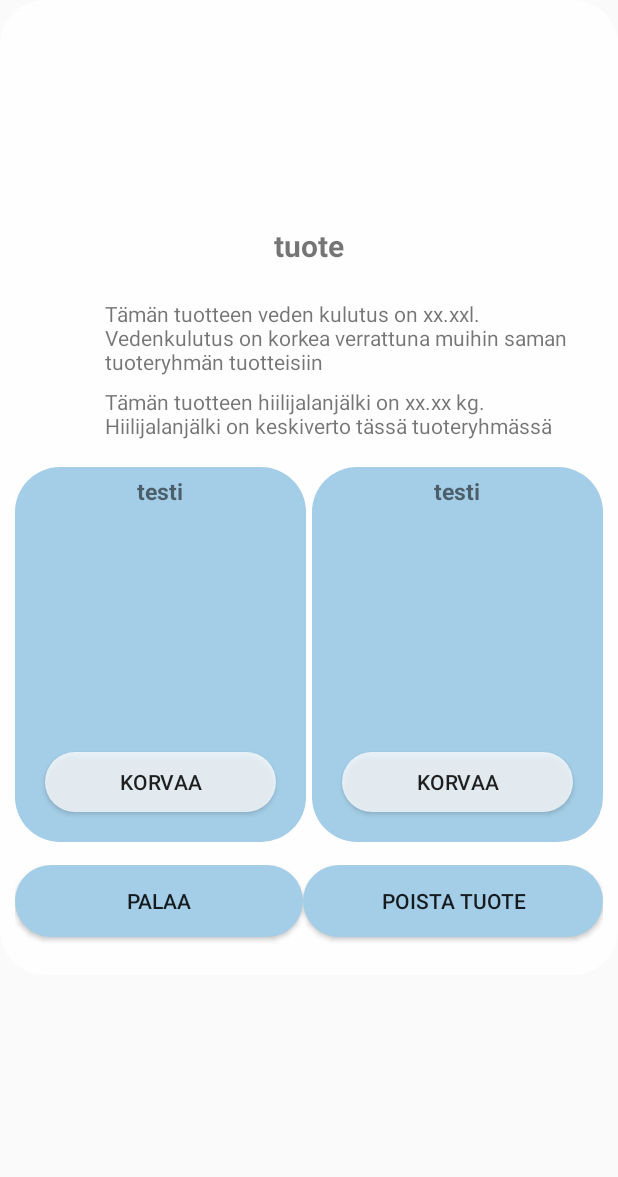
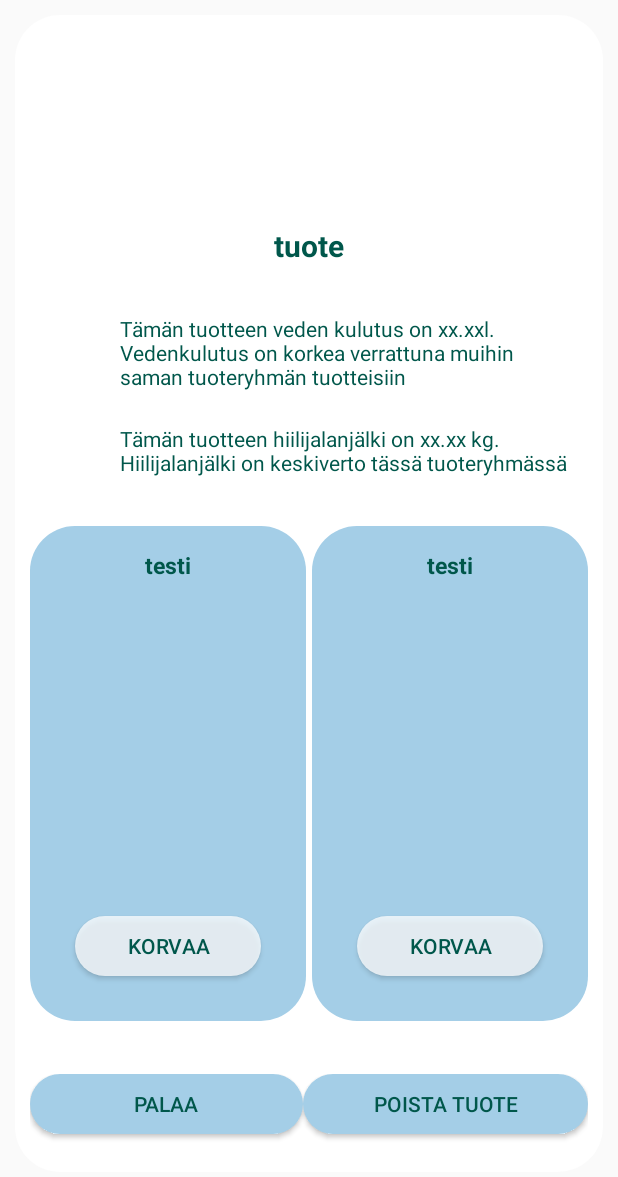
Before and after one commit to hemmlin/SCI_app, an Android app: the layout activity_modify_record.xml on its own in the app's theme, with its tools: preview values and no code run, on a phone screen of 412 x 824 dp. Shown: the top 1177 px of the screen. Run offline under Robolectric (Android 15) with nearby library versions, the phone set to English and light mode, and no system bars.

Commit message:
Layoutteja paranneltu

```diff
--- a/app/src/main/AndroidManifest.xml
+++ b/app/src/main/AndroidManifest.xml
@@ -43,7 +43,8 @@
 
         <activity
             android:name=".ModifyCountryActivity"
-            android:theme="@android:style/Theme.DeviceDefault.Light.Dialog" />
+            android:theme="@style/Theme.Transparent" />
+
         <activity
             android:name=".AddCountryActivity"
             android:theme="@android:style/Theme.DeviceDefault.Light.Dialog" />
--- a/app/src/main/java/com/example/sciprojekti/ModifyCountryActivity.java
+++ b/app/src/main/java/com/example/sciprojekti/ModifyCountryActivity.java
@@ -8,6 +8,7 @@ import android.os.Bundle;
 import android.util.Log;
 import android.view.View;
 import android.view.View.OnClickListener;
+import android.view.ViewGroup;
 import android.widget.Button;
 import android.widget.EditText;
 import android.widget.ImageView;
@@ -43,9 +44,9 @@ public class ModifyCountryActivity extends Activity implements OnClickListener {
     protected void onCreate(Bundle savedInstanceState) {
         super.onCreate(savedInstanceState);
 
-        setTitle("Tuotteen kuvaus");
 
         setContentView(R.layout.activity_modify_record);
+        getWindow().setLayout(ViewGroup.LayoutParams.MATCH_PARENT, ViewGroup.LayoutParams.MATCH_PARENT);
 
         dbManager = new DBManager(this);
         dbManager.open();
--- /dev/null
+++ b/app/src/main/res/drawable/roundedbuttondarker.xml
@@ -0,0 +1,9 @@
+<?xml version="1.0" encoding="utf-8"?>
+<shape xmlns:android="http://schemas.android.com/apk/res/android"
+    android:shape="rectangle">
+    <solid android:color="#F2FFFFFF" />
+    <corners android:bottomRightRadius="30dp"
+        android:bottomLeftRadius="30dp"
+        android:topRightRadius="30dp"
+        android:topLeftRadius="30dp"/>
+</shape>
--- a/app/src/main/res/layout/activity_modify_record.xml
+++ b/app/src/main/res/layout/activity_modify_record.xml
@@ -1,19 +1,30 @@
 <?xml version="1.0" encoding="utf-8"?>
-<LinearLayout xmlns:android="http://schemas.android.com/apk/res/android"
-    android:layout_width="match_parent"
-    android:layout_height="650dp"
+<FrameLayout xmlns:android="http://schemas.android.com/apk/res/android"
+    android:layout_width="fill_parent"
+    android:layout_height="wrap_content"
     android:orientation="vertical"
     android:weightSum="2"
-    android:background="@drawable/roundedbutton"
-    android:padding="10dp" >
+    android:padding="10dp"
+    >
+
+    <ScrollView
+        xmlns:android="http://schemas.android.com/apk/res/android"
+        android:layout_width="fill_parent"
+        android:layout_height="fill_parent"
+        >
+        <LinearLayout
+            android:layout_width="fill_parent"
+            android:layout_height="fill_parent"
+            android:orientation="vertical"
+            android:weightSum="2"
+            android:background="@drawable/roundedbuttondarker"
+            >
 
     <ImageView
         android:id="@+id/tuotte_kuva"
         android:layout_width="140dp"
         android:layout_height="140dp"
         android:layout_gravity="center"
-
-
         />
     <TextView
         android:id="@+id/tuote_otsikko"
@@ -22,6 +33,7 @@
         android:layout_gravity="center_horizontal"
         android:text="tuote"
         android:textSize="20sp"
+        android:textColor="@color/colorPrimaryDark"
         android:textStyle="bold"
         />
     <LinearLayout
@@ -29,6 +41,7 @@
         android:layout_height="wrap_content"
         android:layout_weight="1"
         android:orientation="horizontal"
+        android:padding="10dp"
         android:layout_marginTop="20dp"
         android:weightSum="2">
 
@@ -44,6 +57,7 @@
             android:layout_marginTop="2dp"
             android:layout_marginRight="10dp"
             android:layout_marginLeft="10dp"
+            android:textColor="@color/colorPrimaryDark"
             android:text="Tämän tuotteen veden kulutus on xx.xxl. Vedenkulutus on korkea verrattuna muihin saman tuoteryhmän tuotteisiin "
             />
     </LinearLayout>
@@ -52,6 +66,7 @@
         android:layout_height="wrap_content"
         android:layout_weight="1"
         android:orientation="horizontal"
+        android:padding="10dp"
         android:weightSum="2">
     <de.hdodenhof.circleimageview.CircleImageView
         android:id="@+id/hiilikuvaus"
@@ -65,6 +80,7 @@
             android:layout_marginTop="2dp"
             android:layout_marginRight="10dp"
             android:layout_marginLeft="10dp"
+            android:textColor="@color/colorPrimaryDark"
             android:text="Tämän tuotteen hiilijalanjälki on xx.xx kg. Hiilijalanjälki on keskiverto tässä tuoteryhmässä "
             />
     </LinearLayout>
@@ -90,10 +106,11 @@
 
     <LinearLayout
         android:layout_width="match_parent"
-        android:layout_height="250dp"
+        android:layout_height="350dp"
         android:layout_weight="1"
         android:orientation="horizontal"
         android:weightSum="2"
+        android:padding="10dp"
 
         >
         <LinearLayout
@@ -101,6 +118,7 @@
             android:layout_height="match_parent"
             android:layout_weight="1"
             android:orientation="vertical"
+            android:padding="10dp"
             android:background="@drawable/lightblueroundedbutton"
             android:layout_marginRight="2dp"
             >
@@ -112,11 +130,17 @@
                 android:layout_marginLeft="5dp"
                 android:layout_marginRight="5dp"
                 android:gravity="center"
+                android:textColor="@color/colorPrimaryDark"
                 android:textSize="15sp"
                 android:textStyle="bold"
                 android:text="testi"
 
             />
+            <Space
+                android:layout_width="match_parent"
+                android:layout_height="0dp"
+                android:layout_weight="1" />
+
             <de.hdodenhof.circleimageview.CircleImageView
                 android:id="@+id/suosituskuva1"
                 android:layout_width="match_parent"
@@ -130,12 +154,10 @@
                 android:layout_height="wrap_content"
                 android:layout_gravity="center_horizontal"
                 android:layout_marginLeft="5dp"
+                android:textColor="@color/colorPrimaryDark"
                 android:layout_marginRight="5dp"
                 />
-            <Space
-                android:layout_width="match_parent"
-                android:layout_height="0dp"
-                android:layout_weight="1" />
+
             <Button
                 android:id="@+id/susosituskorvaa1"
                 android:background="@drawable/roundedbutton"
@@ -144,6 +166,7 @@
                 android:layout_marginBottom="20dp"
                 android:layout_marginTop="10dp"
                 android:layout_marginLeft="20dp"
+                android:textColor="@color/colorPrimaryDark"
                 android:layout_marginRight="20dp"
                 android:text="korvaa"
                 />
@@ -153,6 +176,7 @@
             android:layout_height="match_parent"
             android:layout_weight="1"
             android:orientation="vertical"
+            android:padding="10dp"
             android:background="@drawable/lightblueroundedbutton"
             android:layout_marginLeft="2dp"
             >
@@ -164,11 +188,15 @@
                 android:layout_marginLeft="5dp"
                 android:layout_marginRight="5dp"
                 android:gravity="center"
+                android:textColor="@color/colorPrimaryDark"
                 android:textSize="15sp"
                 android:textStyle="bold"
                 android:text="testi"
-
                 />
+            <Space
+                android:layout_width="match_parent"
+                android:layout_height="0dp"
+                android:layout_weight="1" />
             <de.hdodenhof.circleimageview.CircleImageView
                 android:id="@+id/suosituskuva2"
                 android:layout_width="match_parent"
@@ -182,12 +210,10 @@
                 android:layout_height="wrap_content"
                 android:layout_gravity="center_horizontal"
                 android:layout_marginLeft="5dp"
+                android:textColor="@color/colorPrimaryDark"
                 android:layout_marginRight="5dp"
                 />
-            <Space
-                android:layout_width="match_parent"
-                android:layout_height="0dp"
-                android:layout_weight="1" />
+
             <Button
                 android:id="@+id/suosituskorvaa2"
                 android:background="@drawable/roundedbutton"
@@ -196,6 +222,7 @@
                 android:layout_marginTop="10dp"
                 android:layout_marginBottom="20dp"
                 android:layout_marginLeft="20dp"
+                android:textColor="@color/colorPrimaryDark"
                 android:layout_marginRight="20dp"
                 android:text="korvaa"
                 />
@@ -210,15 +237,17 @@
         android:weightSum="2"
         android:layout_marginTop="15dp"
         android:gravity="center_horizontal"
-        android:orientation="horizontal" >
+        android:orientation="horizontal"
+        android:padding="10dp">
 
         <Button
             android:id="@+id/btn_update"
             android:background="@drawable/lightblueroundedbutton"
             android:layout_width="wrap_content"
+            android:layout_height="40dp"
             android:layout_marginBottom="10dp"
-            android:layout_height="wrap_content"
             android:layout_weight="1"
+            android:textColor="@color/colorPrimaryDark"
             android:text="palaa" />
 
         <Button
@@ -226,9 +255,13 @@
             android:background="@drawable/lightblueroundedbutton"
             android:layout_width="wrap_content"
             android:layout_marginBottom="15dp"
-            android:layout_height="wrap_content"
+            android:layout_height="40dp"
             android:layout_weight="1"
+            android:textColor="@color/colorPrimaryDark"
             android:text="poista tuote" />
     </LinearLayout>
 
-</LinearLayout>
+    </LinearLayout>
+</ScrollView>
+
+</FrameLayout>
--- a/app/src/main/res/values/styles.xml
+++ b/app/src/main/res/values/styles.xml
@@ -17,4 +17,14 @@
 
     <style name="AppTheme.PopupOverlay" parent="ThemeOverlay.AppCompat.Light" />
 
+    <style name="Theme.Transparent" parent="android:Theme">
+        <item name="android:windowIsTranslucent">true</item>
+        <item name="android:windowBackground">@android:color/transparent</item>
+        <item name="android:windowContentOverlay">@null</item>
+        <item name="android:windowNoTitle">true</item>
+        <item name="android:windowIsFloating">true</item>
+        <item name="android:backgroundDimEnabled">false</item>
+    </style>
+
+
 </resources>
```
